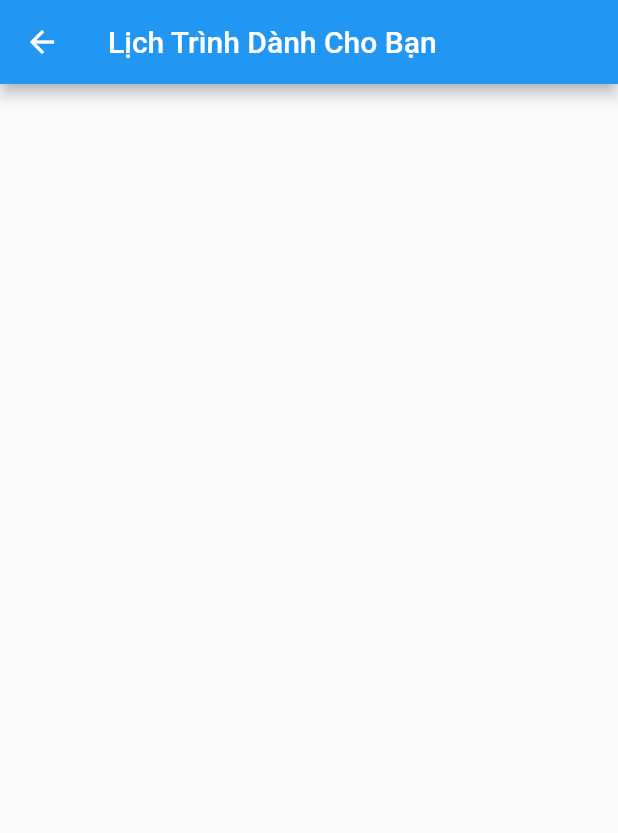
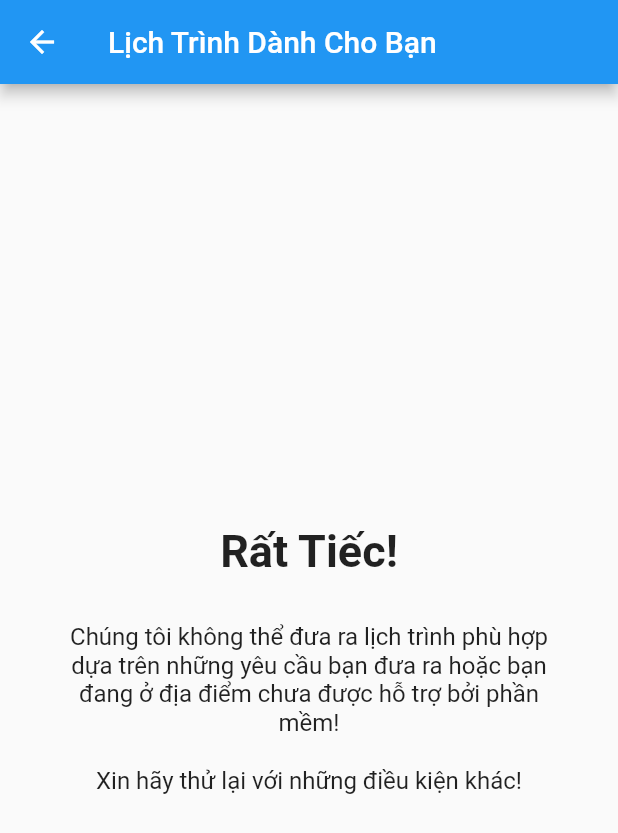
Before and after one commit to HyperionV/stour, a Flutter app: the Timeline screen opened directly, after a tap on "Gợi Ý Lịch Trình", on a phone screen of 412 x 824 dp. Shown: the top 833 px of the screen. Run offline on Flutter 3.47's test engine with Material 2 defaults, Android fonts, the phone set to English and light mode, and no system bars; our stand-ins replace cloud_firestore, curved_navigation_bar, firebase_core, flutter_neumorphic, geocoding, geolocator and 2 more; accounts and stored records are empty; network calls fail.

Commit message:
Modify UI

```diff
--- a/lib/screens/details.dart
+++ b/lib/screens/details.dart
@@ -141,7 +141,8 @@ class _DetailScreenState extends State<DetailScreen> {
                             size: 18,
                           ),
                           const SizedBox(width: 5),
-                          Text('${widget.placeToDisplay.duration} Giờ',
+                          Text(
+                              '${widget.placeToDisplay.openTime.toStringAsFixed(0)}h - ${widget.placeToDisplay.closeTime.toStringAsFixed(0)}h',
                               style: const TextStyle(fontSize: 16))
                         ],
                       )
@@ -163,7 +164,7 @@ class _DetailScreenState extends State<DetailScreen> {
                 ],
               ),
             ),
-            const SizedBox(height: 10),
+            const SizedBox(height: 7),
             Expanded(
               child: Padding(
                 padding: const EdgeInsets.symmetric(horizontal: 4),
--- a/lib/screens/home.dart
+++ b/lib/screens/home.dart
@@ -150,7 +150,7 @@ class _HomeState extends State<Home> {
                 const SizedBox(height: 3.0),
                 buildPlaceList(context, places),
                 const SizedBox(height: 5.0),
-                buildPlaceRow('Đặc Sản Độc Đáo', food, context),
+                buildPlaceRow('Đặc Sản', food, context),
                 const SizedBox(height: 3.0),
                 buildPlaceList(context, food),
                 const SizedBox(height: 30),
--- a/lib/screens/main_screen.dart
+++ b/lib/screens/main_screen.dart
@@ -27,7 +27,7 @@ class MainScreen extends StatefulWidget {
 }
 
 class _MainScreenState extends State<MainScreen> {
-  PageController _pageController = PageController(initialPage: 2);
+  PageController _pageController = PageController(initialPage: 1);
 
   @override
   Widget build(BuildContext context) {
@@ -77,7 +77,7 @@ class HomeBottomBar extends StatelessWidget {
   Widget build(BuildContext context) {
     return CurvedNavigationBar(
       backgroundColor: Constants.darkgreen,
-      index: 2,
+      index: 1,
       items: [
         Icon(icons[0], size: 30, color: Constants.lightgreen),
         Icon(icons[1], size: 30, color: Constants.lightgreen),
--- a/lib/screens/profile.dart
+++ b/lib/screens/profile.dart
@@ -53,18 +53,18 @@ class _ProfileState extends State<Profile> {
               child: MaterialButton(
                 elevation: 0.5,
                 shape: RoundedRectangleBorder(
-                    // borderRadius: BorderRadius.circular(18.0),
+                    borderRadius: BorderRadius.circular(16.0),
                     side: BorderSide(color: Constants.darkPrimary)),
                 color:
                     _selectedEvent == 1 ? Constants.lightPrimary : Colors.white,
                 onPressed: () {
                   setState(
                     () {
-                      _selectedEvent = 1;
+                      _selectedEvent = 0;
                     },
                   );
                 },
-                child: Text("Let's Review",
+                child: Text("THÊM BÀI VIẾT",
                     style: TextStyle(
                       color: _selectedEvent == 1
                           ? Constants.lightPrimary
--- a/lib/screens/profile_post.dart
+++ b/lib/screens/profile_post.dart
@@ -52,7 +52,7 @@ class _PostScreenState extends State<PostScreen> {
                             ),
                           ),
                           Text(
-                            "2 Tháng Trước",
+                            "2 tháng trước",
                             style: TextStyle(
                               color: Color.fromARGB(173, 35, 52, 10),
                             ),
--- a/lib/screens/splash_screen.dart
+++ b/lib/screens/splash_screen.dart
@@ -36,7 +36,7 @@ class _SplashScreenState extends State<SplashScreen>
           opacity: _opacity,
           duration: const Duration(seconds: 2),
           child: Image.asset(
-            'assets\\img\\logo.svg',
+            'assets\\splash_screen.png',
             height: 150,
           ),
         ),
--- a/lib/screens/timeline_screen.dart
+++ b/lib/screens/timeline_screen.dart
@@ -1,6 +1,7 @@
 import 'package:flutter/material.dart';
 import 'package:stour/util/places.dart';
 import 'package:stour/widgets/timeline_day.dart';
+import 'package:google_fonts/google_fonts.dart';
 
 class ScheduleScreen extends StatelessWidget {
   final DateTime departureDate;
@@ -32,8 +33,7 @@ class ScheduleScreen extends StatelessWidget {
     for (int i = 0; i < places.length; i++) {
       if (places[i].closeTime < (startTime.hour + startTime.minute / 60) ||
           places[i].openTime > (endTime.hour + endTime.minute / 60) ||
-          places[i].city != currentLocationDetail[1] ||
-          places[i].district != currentLocationDetail[0]) {
+          places[i].city != currentLocationDetail[1]) {
         continue;
       }
       locations.add([places[i], food[i % food.length]]);
@@ -78,6 +78,41 @@ class ScheduleScreen extends StatelessWidget {
   @override
   Widget build(BuildContext context) {
     List<List<Place>> res = executeAlgo();
+    if (res.isEmpty) {
+      return Scaffold(
+        appBar: AppBar(
+          title: const Text('Lịch Trình Dành Cho Bạn'),
+        ),
+        body: Center(
+            child: Padding(
+          padding: const EdgeInsets.all(40),
+          child: Column(
+            mainAxisAlignment: MainAxisAlignment.center,
+            children: [
+              Text(
+                'Rất Tiếc!',
+                style: GoogleFonts.roboto(
+                    fontSize: 30, fontWeight: FontWeight.w700),
+              ),
+              const SizedBox(height: 30),
+              Text(
+                  'Chúng tôi không thể đưa ra lịch trình phù hợp dựa trên những yêu cầu bạn đưa ra hoặc bạn đang ở địa điểm chưa được hỗ trợ bởi phần mềm!',
+                  textAlign: TextAlign.center,
+                  style: GoogleFonts.roboto(
+                    fontSize: 16,
+                  )),
+              const SizedBox(height: 20),
+              Text(
+                'Xin hãy thử lại với những điều kiện khác!',
+                style: GoogleFonts.roboto(
+                  fontSize: 16,
+                ),
+              )
+            ],
+          ),
+        )),
+      );
+    }
     return Scaffold(
       appBar: AppBar(
         title: const Text('Lịch Trình Dành Cho Bạn'),
--- a/lib/widgets/timeline.dart
+++ b/lib/widgets/timeline.dart
@@ -50,7 +50,7 @@ class _TimelineState extends State<Timeline> {
   Widget build(BuildContext context) {
     return Scaffold(
       appBar: AppBar(
-        title: const Text('Mong Muốn Cho Chuyến Đi'),
+        title: const Text('Yêu Cầu Cho Chuyến Đi'),
       ),
       body: Padding(
         padding: const EdgeInsets.all(16.0),
@@ -58,9 +58,15 @@ class _TimelineState extends State<Timeline> {
           child: Column(
             crossAxisAlignment: CrossAxisAlignment.start,
             children: [
+              Row(
+                mainAxisAlignment: MainAxisAlignment.center,
+                children: [
+                  Column(
+                    children: [
                       const Text(
                         'Ngày Khởi Hành',
-                style: TextStyle(fontSize: 16, fontWeight: FontWeight.bold),
+                        style: TextStyle(
+                            fontSize: 16, fontWeight: FontWeight.bold),
                       ),
                       const SizedBox(height: 8.0),
                       ElevatedButton.icon(
@@ -77,15 +83,26 @@ class _TimelineState extends State<Timeline> {
                             });
                           }
                         },
+                        style: ElevatedButton.styleFrom(
+                          shape: RoundedRectangleBorder(
+                            borderRadius: BorderRadius.circular(16),
+                          ),
+                        ),
                         icon: const Icon(CupertinoIcons.calendar),
                         label: Text(
                           DateFormat('dd/MM/yyyy').format(_departureDate),
                         ),
                       ),
-              const SizedBox(height: 16.0),
+                    ],
+                  ),
+                  // const SizedBox(width: 30),
+                  const Spacer(),
+                  Column(
+                    children: [
                       const Text(
                         'Ngày Trở Lại',
-                style: TextStyle(fontSize: 16, fontWeight: FontWeight.bold),
+                        style: TextStyle(
+                            fontSize: 16, fontWeight: FontWeight.bold),
                       ),
                       const SizedBox(height: 8.0),
                       ElevatedButton.icon(
@@ -102,10 +119,19 @@ class _TimelineState extends State<Timeline> {
                             });
                           }
                         },
+                        style: ElevatedButton.styleFrom(
+                          shape: RoundedRectangleBorder(
+                            borderRadius: BorderRadius.circular(16),
+                          ),
+                        ),
                         icon: const Icon(CupertinoIcons.calendar),
                         label: Text(
                           DateFormat('dd/MM/yyyy').format(_returnDate),
                         ),
+                      ),
+                    ],
+                  ),
+                ],
               ),
               const SizedBox(height: 16.0),
               const Text(
@@ -161,9 +187,14 @@ class _TimelineState extends State<Timeline> {
                 ],
               ),
               const SizedBox(height: 16.0),
+              Row(
+                children: [
+                  Column(
+                    children: [
                       const Text(
                         'Giờ Bắt Đầu',
-                style: TextStyle(fontSize: 16, fontWeight: FontWeight.bold),
+                        style: TextStyle(
+                            fontSize: 16, fontWeight: FontWeight.bold),
                       ),
                       const SizedBox(height: 8.0),
                       ElevatedButton.icon(
@@ -178,15 +209,25 @@ class _TimelineState extends State<Timeline> {
                             });
                           }
                         },
+                        style: ElevatedButton.styleFrom(
+                          shape: RoundedRectangleBorder(
+                            borderRadius: BorderRadius.circular(16),
+                          ),
+                        ),
                         icon: const Icon(CupertinoIcons.clock),
                         label: Text(
                           _startTime.format(context),
                         ),
                       ),
-              const SizedBox(height: 16.0),
+                    ],
+                  ),
+                  const Spacer(),
+                  Column(
+                    children: [
                       const Text(
                         'Giờ Về',
-                style: TextStyle(fontSize: 16, fontWeight: FontWeight.bold),
+                        style: TextStyle(
+                            fontSize: 16, fontWeight: FontWeight.bold),
                       ),
                       const SizedBox(height: 8.0),
                       ElevatedButton.icon(
@@ -201,15 +242,33 @@ class _TimelineState extends State<Timeline> {
                             });
                           }
                         },
+                        style: ElevatedButton.styleFrom(
+                          shape: RoundedRectangleBorder(
+                            borderRadius: BorderRadius.circular(16),
+                          ),
+                        ),
                         icon: const Icon(CupertinoIcons.clock),
                         label: Text(
                           _endTime.format(context),
                         ),
                       ),
-              const SizedBox(height: 24.0),
-              ElevatedButton(
+                    ],
+                  ),
+                ],
+              ),
+              const SizedBox(height: 40.0),
+              Center(
+                child: ElevatedButton(
                   onPressed: _generateSchedule,
+                  style: ElevatedButton.styleFrom(
+                    shape: RoundedRectangleBorder(
+                      borderRadius: BorderRadius.circular(16),
+                    ),
+                    minimumSize:
+                        const Size(150, 50), // set the size you want here
+                  ),
                   child: const Text('Gợi Ý Lịch Trình'),
+                ),
               ),
             ],
           ),
--- a/pubspec.yaml
+++ b/pubspec.yaml
@@ -71,8 +71,8 @@ flutter:
   uses-material-design: true
 
   # To add assets to your application, add an assets section, like this:
-  # assets:
-  #   - assets\img\BaoTangMyThuat\Bao-tang-My-thuat-TP-HCM-ivivu.jpg
+  assets:
+    - assets\img\BaoTangMyThuat\Bao-tang-My-thuat-TP-HCM-ivivu.jpg
   #   - assets\ky-tuc-xa-truong-dai-hoc-quoc-gia-tphcm.jpg
   #   - assets\10-8.jpg
   #   - assets\cantho6_umpf.jpg
@@ -94,6 +94,7 @@ flutter:
   #   - assets\R.png
   #   - assets\images\star.png
   #   - assets\images\pin.png
+    - assets\splash_screen.png
 
   # An image asset can refer to one or more resolution-specific "variants", see
   # https:\/flutter.dev/assets-and-images/#resolution-aware
```
Also changed, not shown: assets/splash_screen.png (added). Lines whose indentation alone changed are shown as unchanged.
